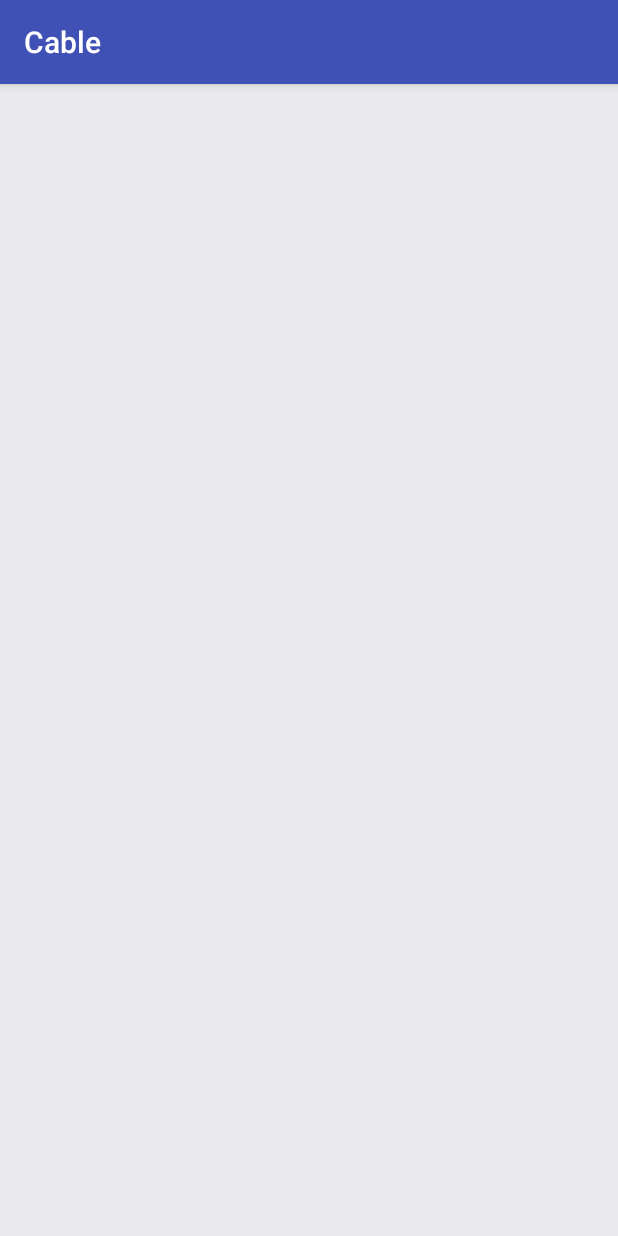
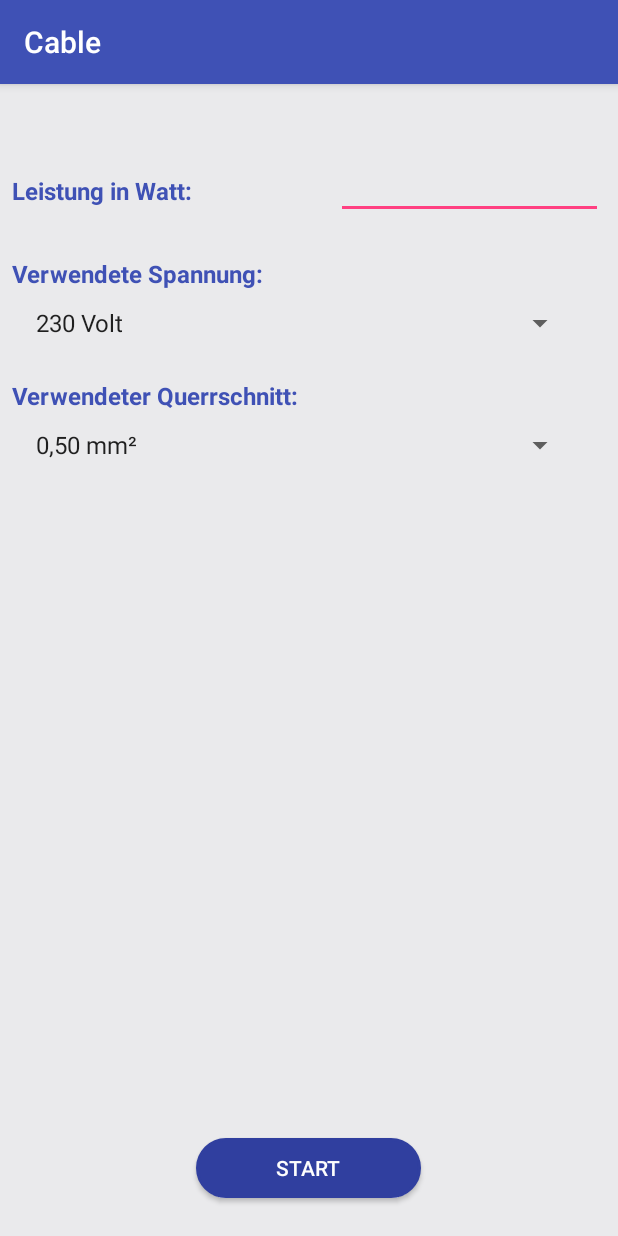
Before and after one commit to Medihaaa93/Cable, an Android app: the BerrechnungSicherung screen opened directly, with no data from a screen before it, on a phone screen of 412 x 824 dp. Run offline under Robolectric (Android 15) with nearby library versions, the phone set to English and light mode, and no system bars.

Commit message:
iwas
eienfach push

```diff
--- a/Cable/app/src/main/AndroidManifest.xml
+++ b/Cable/app/src/main/AndroidManifest.xml
@@ -9,16 +9,22 @@
         android:roundIcon="@mipmap/ic_launcher_round"
         android:supportsRtl="true"
         android:theme="@style/AppTheme">
-        <activity android:name=".MainActivity">
+        <activity android:name=".MainActivity"
+
+            android:screenOrientation="portrait" >
             <intent-filter>
                 <action android:name="android.intent.action.MAIN" />
 
                 <category android:name="android.intent.category.LAUNCHER" />
             </intent-filter>
+
         </activity>
-        <activity android:name=".BerrechnungSicherung" />
-        <activity android:name=".KabelBerechnung" />
-        <activity android:name=".Impressum"></activity>
+        <activity android:name=".BerrechnungSicherung"
+            android:screenOrientation="portrait"/>
+        <activity android:name=".KabelBerechnung"
+            android:screenOrientation="portrait"/>
+        <activity android:name=".Impressum"
+            android:screenOrientation="portrait"></activity>
     </application>
 
 </manifest>
--- a/Cable/app/src/main/java/com/example/mediha/cable/BerrechnungSicherung.java
+++ b/Cable/app/src/main/java/com/example/mediha/cable/BerrechnungSicherung.java
@@ -1,7 +1,9 @@
 package com.example.mediha.cable;
 
+import android.print.pdf.PrintedPdfDocument;
 import android.support.v7.app.AppCompatActivity;
 import android.os.Bundle;
+import android.view.View;
 
 public class BerrechnungSicherung extends AppCompatActivity {
 
@@ -12,5 +14,40 @@ public class BerrechnungSicherung extends AppCompatActivity {
     }
 
 
+    public void startBtn(View view) {
 
+
+
+
+
+    }
+    //************************************************************************* PDFmaker
+/*
+    public void makePDF (){
+
+        // open a new document
+        PrintedPdfDocument document = new PrintedPdfDocument(context,
+                printAttributes);
+
+        // start a page
+        Page page = document.startPage(0);
+
+        // draw something on the page
+        View content = getContentView();
+        content.draw(page.getCanvas());
+
+        // finish the page
+        document.finishPage(page);
+
+        // add more pages
+
+        // write the document content
+        document.writeTo(getOutputStream());
+
+        //close the document
+        document.close();
+
+
+
+    }***************************************************************************************/
 }
--- a/Cable/app/src/main/res/layout/activity_berrechnung_sicherung.xml
+++ b/Cable/app/src/main/res/layout/activity_berrechnung_sicherung.xml
@@ -12,7 +12,99 @@
         android:layout_width="match_parent"
         android:layout_height="match_parent">
 
+        <TextView
+            android:id="@+id/textView6"
+            android:layout_width="wrap_content"
+            android:layout_height="wrap_content"
+            android:text="Leistung in Watt:"
+            android:textSize="16sp"
+            android:textStyle="bold"
+            android:textColor="@color/colorPrimary"
+            android:layout_alignParentTop="true"
+            android:layout_marginTop="60dp"
+            android:layout_marginLeft="8dp"
+            android:layout_marginRight="8dp"
+            app:layout_constraintHorizontal_bias="0.0" />
 
+        <EditText
+            android:id="@+id/editLeistung"
+            android:layout_width="178dp"
+            android:layout_height="42dp"
+            android:inputType="numberDecimal"
+            android:ems="10"
+            android:layout_alignBaseline="@+id/textView6"
+            android:layout_alignBottom="@+id/textView6"
+            android:layout_alignParentEnd="true"
+            android:layout_marginEnd="10dp" />
+
+        <TextView
+            android:id="@+id/textView8"
+            android:layout_width="wrap_content"
+            android:layout_height="wrap_content"
+            android:text="Verwendete Spannung:"
+            android:textSize="16sp"
+            android:textColor="@color/colorPrimary"
+            android:textStyle="bold"
+
+            android:layout_marginRight="8dp"
+            android:layout_marginTop="25dp"
+            app:layout_constraintHorizontal_bias="0.0"
+            android:layout_below="@+id/editLeistung"
+            android:layout_alignStart="@+id/textView6" />
+
+        <Spinner
+            android:id="@+id/spinner2"
+            android:layout_width="368dp"
+            android:layout_height="wrap_content"
+            android:entries="@array/spannung"
+            android:layout_marginLeft="8dp"
+            android:layout_marginRight="8dp"
+            android:layout_marginTop="10dp"
+            app:layout_constraintHorizontal_bias="0.0"
+            android:layout_below="@+id/textView8"
+            android:layout_alignStart="@+id/textView8" />
+
+        <TextView
+            android:id="@+id/textView1"
+            android:layout_width="wrap_content"
+            android:layout_height="wrap_content"
+            android:text="Verwendeter Querrschnitt:"
+            android:textSize="16sp"
+            android:textColor="@color/colorPrimary"
+            android:textStyle="bold"
+
+            android:layout_marginRight="8dp"
+            android:layout_marginTop="25dp"
+            app:layout_constraintHorizontal_bias="0.0"
+            android:layout_below="@+id/spinner2"
+            android:layout_alignStart="@+id/textView8" />
+
+        <Spinner
+            android:id="@+id/spinner1"
+            android:layout_width="368dp"
+            android:layout_height="wrap_content"
+            android:entries="@array/querschnitt"
+            android:layout_marginLeft="8dp"
+            android:layout_marginRight="8dp"
+            android:layout_marginTop="10dp"
+            app:layout_constraintHorizontal_bias="0.0"
+            android:layout_below="@+id/textView1"
+            android:layout_alignStart="@+id/textView1" />
+
+
+
+        <Button
+            android:id="@+id/buttonStart"
+            android:layout_width="150dp"
+            android:layout_height="40dp"
+            android:text="Start"
+            android:background="@drawable/roundedbutton"
+            android:textColor="@color/textCoolor"
+            android:layout_alignParentBottom="true"
+            android:layout_centerHorizontal="true"
+            android:layout_marginBottom="25dp"
+            android:onClick="startBtn"
+            />
 
     </RelativeLayout>
 
--- a/Cable/app/src/main/res/layout/activity_kabel_berechnung.xml
+++ b/Cable/app/src/main/res/layout/activity_kabel_berechnung.xml
@@ -66,6 +66,34 @@
             android:layout_alignStart="@+id/textView4" />
 
         <TextView
+            android:id="@+id/textView1"
+            android:layout_width="wrap_content"
+            android:layout_height="wrap_content"
+            android:text="Häuffung:"
+            android:textSize="16sp"
+            android:textStyle="bold"
+            android:textColor="@color/colorPrimary"
+
+
+            android:layout_marginRight="8dp"
+            android:layout_marginTop="25dp"
+            app:layout_constraintHorizontal_bias="0.0"
+            android:layout_below="@+id/spinnerVerlege"
+            android:layout_alignStart="@+id/textView4" />
+
+        <Spinner
+            android:id="@+id/spinnerHauf"
+            android:layout_width="368dp"
+            android:layout_height="wrap_content"
+            android:entries="@array/hauf"
+            android:layout_marginLeft="8dp"
+            android:layout_marginRight="8dp"
+            android:layout_marginTop="10dp"
+            app:layout_constraintHorizontal_bias="0.0"
+            android:layout_below="@+id/textView1"
+            android:layout_alignStart="@+id/textView1" />
+
+        <TextView
             android:id="@+id/textView8"
             android:layout_width="wrap_content"
             android:layout_height="wrap_content"
@@ -77,8 +105,8 @@
             android:layout_marginRight="8dp"
             android:layout_marginTop="25dp"
             app:layout_constraintHorizontal_bias="0.0"
-            android:layout_below="@+id/spinnerVerlege"
-            android:layout_alignStart="@+id/textView4" />
+            android:layout_below="@+id/spinnerHauf"
+            android:layout_alignStart="@+id/textView1" />
 
         <Spinner
             android:id="@+id/spinner2"
@@ -156,8 +184,7 @@
             android:textColor="@color/textCoolor"
             android:layout_alignParentBottom="true"
             android:layout_centerHorizontal="true"
-            android:layout_marginBottom="25dp"
-            />
+            android:layout_marginBottom="25dp"/>
 
     </RelativeLayout>
 
--- /dev/null
+++ b/Cable/app/src/main/res/values/kabelquerrschnit.xml
@@ -0,0 +1,25 @@
+<?xml version="1.0" encoding="utf-8"?>
+<resources>
+
+    <string-array name="querschnitt">
+        <item>0,50 mm²</item>
+        <item>0,75 mm²</item>
+        <item>1,00 mm²</item>
+        <item>1,50 mm²</item>
+        <item>2,50 mm²</item>
+        <item>4,00 mm²</item>
+        <item>6,00 mm²</item>
+        <item>8,00 mm²</item>
+        <item>10,00 mm²</item>
+        <item>16,00 mm²</item>
+        <item>20,00 mm²</item>
+        <item>25,00 mm²</item>
+        <item>30,00 mm²</item>
+        <item>50,00 mm²</item>
+        <item>70,00 mm²</item>
+        <item>95,00 mm²</item>
+
+
+    </string-array>
+
+</resources>
```
